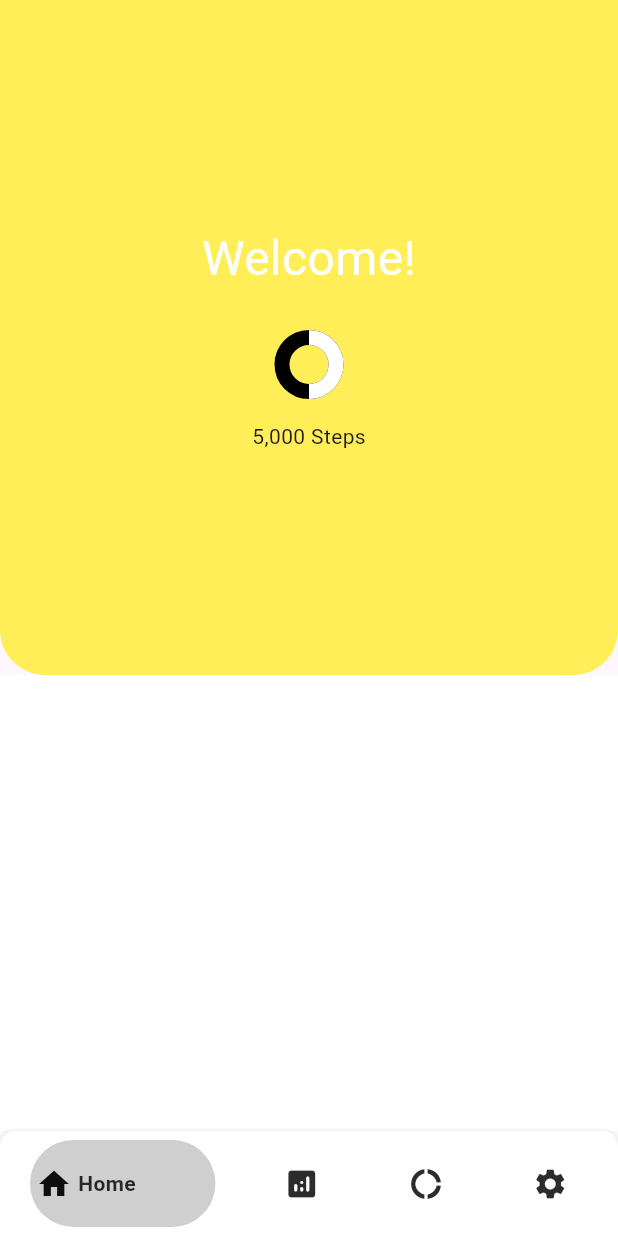
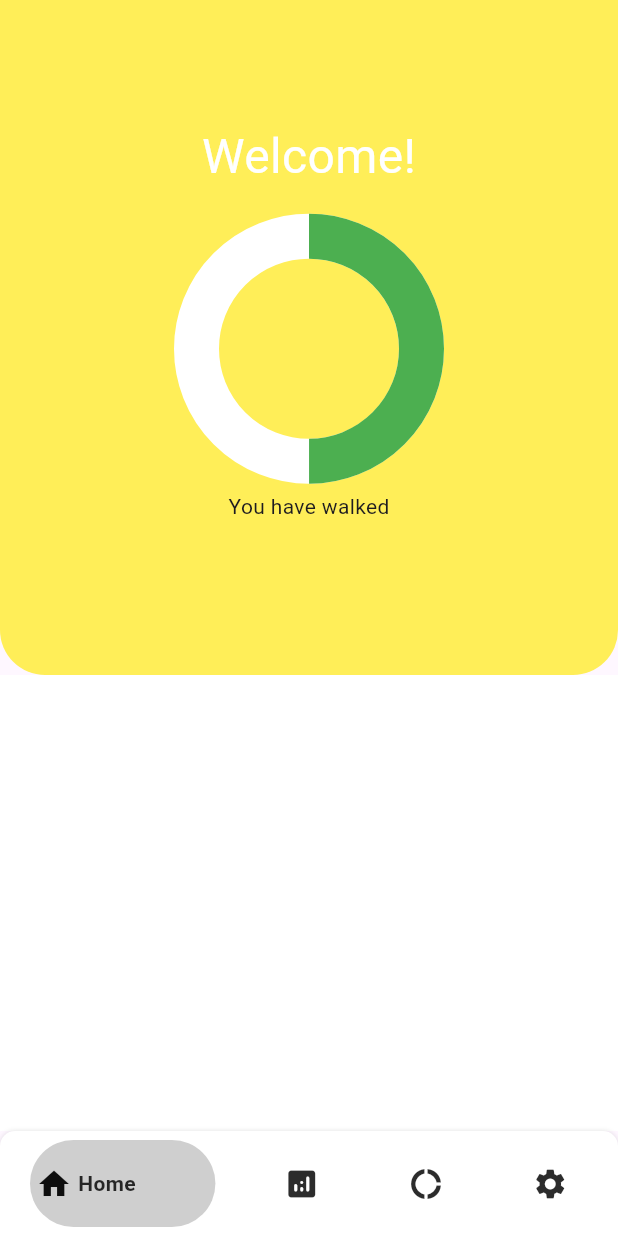
Before and after one commit to KIL0NZI/pedometer, a Flutter app: the HomeScreen screen opened directly, on a phone screen of 412 x 824 dp. Run offline on Flutter 3.47's test engine with Material 3 defaults, Android fonts, the phone set to English and light mode, and no system bars; our stand-ins replace google_fonts, sensors_plus.

Commit message:
found a plugin that could maje my work easier

```diff
--- /dev/null
+++ b/lib/models/pedometer_model.dart
@@ -0,0 +1,115 @@
+import 'dart:async';
+import 'package:flutter/services.dart';
+import 'dart:io' show Platform;
+
+const int _stopped = 0, _walking = 1;
+
+class Pedometer {
+  static const EventChannel _stepDetectionChannel =
+      const EventChannel('step_detection');
+  static const EventChannel _stepCountChannel =
+      const EventChannel('step_count');
+
+  static StreamController<PedestrianStatus> _androidPedestrianController =
+      StreamController.broadcast();
+
+  /// Returns one step at a time.
+  /// Events come every time a step is detected.
+  static Stream<PedestrianStatus> get pedestrianStatusStream {
+    Stream<PedestrianStatus> stream = _stepDetectionChannel
+        .receiveBroadcastStream()
+        .map((event) => PedestrianStatus._(event));
+    if (Platform.isAndroid) return _androidStream(stream);
+    return stream;
+  }
+
+  /// Transformed stream for the Android platform
+  static Stream<PedestrianStatus> _androidStream(
+      Stream<PedestrianStatus> stream) {
+    /// Init a timer and a status
+    Timer? t;
+    int? pedestrianStatus;
+
+    /// Listen for events on the original stream
+    /// Transform these events by using the timer
+    stream.listen((dynamic e) {
+      /// If an event is received it means the status is 'walking'
+      /// If the timer has been started, it should be cancelled
+      /// to prevent sending out additional 'walking' events
+      if (t != null) {
+        t!.cancel();
+
+        /// If a previous status was either not set yet, or was 'stopped'
+        /// then a 'walking' event should be emitted.
+        if (pedestrianStatus == null || pedestrianStatus == _stopped) {
+          _androidPedestrianController.add(PedestrianStatus._(_walking));
+          pedestrianStatus = _walking;
+        }
+      }
+
+      /// After receiving an event, start a timer for 2 seconds, after
+      /// which a 'stopped' event is emitted. If it manages to go through,
+      /// it is because no events were received for the 2 second duration
+      t = Timer(Duration(seconds: 2), () {
+        _androidPedestrianController.add(PedestrianStatus._(_stopped));
+        pedestrianStatus = _stopped;
+      });
+    });
+
+    return _androidPedestrianController.stream;
+  }
+
+  /// Returns the steps taken since last system boot.
+  /// Events may come with a delay.
+  static Stream<StepCount> get stepCountStream => _stepCountChannel
+      .receiveBroadcastStream()
+      .map((event) => StepCount._(event));
+}
+
+/// A DTO for steps taken containing the number of steps taken.
+class StepCount {
+  late DateTime _timeStamp;
+  int _steps = 0;
+
+  StepCount._(dynamic e) {
+    _steps = e as int;
+    _timeStamp = DateTime.now();
+  }
+
+  int get steps => _steps;
+
+  DateTime get timeStamp => _timeStamp;
+
+  @override
+  String toString() =>
+      'Steps taken: $_steps at ${_timeStamp.toIso8601String()}';
+}
+
+/// A DTO for steps taken containing a detected step and its corresponding
+/// status, i.e. walking, stopped or unknown.
+class PedestrianStatus {
+  static const _WALKING = 'walking';
+  static const _STOPPED = 'stopped';
+  static const _UNKNOWN = 'unknown';
+
+  static const Map<int, String> _STATUSES = {
+    _stopped: _STOPPED,
+    _walking: _WALKING
+  };
+
+  late DateTime _timeStamp;
+  String _status = _UNKNOWN;
+
+  PedestrianStatus._(dynamic t) {
+    int _type = t as int;
+    _status = _STATUSES[_type]!;
+    _timeStamp = DateTime.now();
+  }
+
+  String get status => _status;
+
+  DateTime get timeStamp => _timeStamp;
+
+  @override
+  String toString() => 'Status: $_status at ${_timeStamp.toIso8601String()}';
+}
--- a/lib/screens/homescreen.dart
+++ b/lib/screens/homescreen.dart
@@ -4,6 +4,7 @@ import 'package:flutter/widgets.dart';
 import 'package:pedometer/Themes/colors.dart';
 import 'package:google_fonts/google_fonts.dart';
 import 'package:pedometer/models/bottom_nav_bar.dart';
+import 'package:pedometer/models/pedometer_model.dart';
 import 'package:pedometer/screens/leaderboard_tab.dart';
 
 class HomeScreen extends StatefulWidget {
@@ -31,6 +32,14 @@ class _HomeScreenState extends State<HomeScreen> {
     if (index == 2) {
       MaterialPageRoute(builder: (BuildContext context) => const LeaderBoard());
     }
+  }
+
+  void main() {
+    Pedometer.pedestrianStatusStream.listen((PedestrianStatus status) {
+      String steps = status.status;
+      // print('Current status: ${status.status} at ${status.timeStamp}');
+      // Use status.status wherever you need in your app
+    });
   }
 
   bool _isExpanded = true;
@@ -106,16 +115,21 @@ class _HomeScreenState extends State<HomeScreen> {
                               SizedBox(height: 30),
                               Column(
                                 children: [
-                                  CircularProgressIndicator(
-                                    strokeWidth: 10,
-                                    value: .50,
-                                    color: Colors.white,
-                                    backgroundColor: Colors.black,
+                                  SizedBox(
+                                    width: 150,
+                                    height: 150,
+                                    child: CircularProgressIndicator(
+                                      strokeWidth: 30,
+                                      value: .50,
+                                      color: Colors.green,
+                                      backgroundColor: Colors.white,
+                                    ),
                                   ),
                                   SizedBox(
                                     height: 20,
                                   ),
-                                  Text('5,000 Steps')
+                                  Text('You have walked'),
+                                  Text(''),
                                 ],
                               )
                             ],
--- a/pubspec.yaml
+++ b/pubspec.yaml
@@ -31,6 +31,7 @@ dependencies:
   flutter:
     sdk: flutter
   google_fonts: ^6.2.1
+  sensors_plus: ^1.0.0
 
   # The following adds the Cupertino Icons font to your application.
   # Use with the CupertinoIcons class for iOS style icons.
```
Also changed, not shown: lib/models/accelerometer.dart (added, +13 -0 lines), pubspec.lock.
